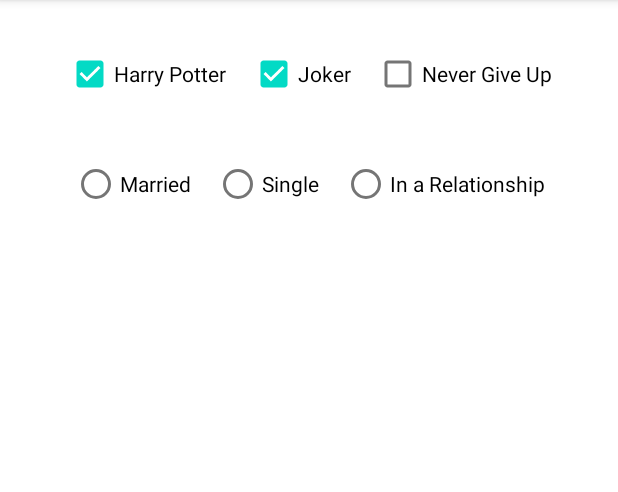
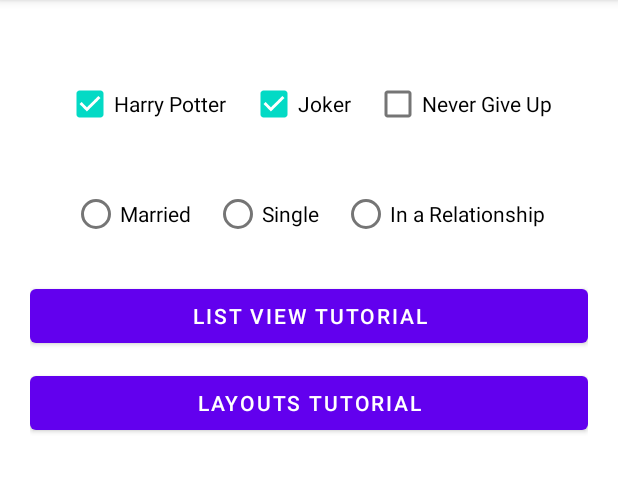
Before and after one commit to AsardeenCJ7/Android-MobileApp-Practicals, an Android app: the CheckBoxes screen opened directly, with no data from a screen before it, on a phone screen of 412 x 824 dp, the part 84-576 px from its top. Run offline under Robolectric (Android 15) with nearby library versions, the phone set to English and light mode, and no system bars.

Commit message:
list view and layouts

```diff
--- a/app/src/main/java/com/example/androidappdevelopment_i/CheckBoxes.java
+++ b/app/src/main/java/com/example/androidappdevelopment_i/CheckBoxes.java
@@ -2,7 +2,10 @@ package com.example.androidappdevelopment_i;
 
 import androidx.appcompat.app.AppCompatActivity;
 
+import android.content.Intent;
 import android.os.Bundle;
+import android.view.View;
+import android.widget.Button;
 import android.widget.CheckBox;
 import android.widget.CompoundButton;
 import android.widget.RadioGroup;
@@ -12,6 +15,7 @@ public class CheckBoxes extends AppCompatActivity {
 
     private CheckBox check1,check2,check3;
     private RadioGroup rgMaritalStatus;
+    private Button btnList;
 
     @Override
     protected void onCreate(Bundle savedInstanceState) {
@@ -21,7 +25,7 @@ public class CheckBoxes extends AppCompatActivity {
      check1 = findViewById(R.id.checkbox1);
      check2=findViewById(R.id.checkbox2);
      check3 =findViewById(R.id.checkbox3);
-
+btnList = findViewById(R.id.btnListView);
      rgMaritalStatus = findViewById(R.id.rgMaritalStatus);
 
      rgMaritalStatus.setOnCheckedChangeListener(new RadioGroup.OnCheckedChangeListener() {
@@ -83,6 +87,15 @@ public class CheckBoxes extends AppCompatActivity {
         });
 
 
+        btnList.setOnClickListener(new View.OnClickListener() {
+            @Override
+            public void onClick(View view) {
+                Intent listView = new Intent(CheckBoxes.this, ListViews.class);
+                startActivity(listView);
+            }
+        });
+
+
     }
 
 }
--- a/app/src/main/res/layout/activity_check_box.xml
+++ b/app/src/main/res/layout/activity_check_box.xml
@@ -4,6 +4,7 @@
     xmlns:tools="http://schemas.android.com/tools"
     android:layout_width="match_parent"
     android:layout_height="match_parent"
+    android:padding="20dp"
     tools:context=".CheckBoxes">
 
   <RelativeLayout
@@ -41,8 +42,6 @@
         android:layout_marginLeft="15dp"/>
 
   </RelativeLayout>
-
-
     <RadioGroup
         android:id="@+id/rgMaritalStatus"
         android:layout_width="wrap_content"
@@ -77,4 +76,29 @@
 
 
     </RadioGroup>
+
+    <RelativeLayout
+        android:layout_width="wrap_content"
+        android:layout_height="wrap_content"
+        android:layout_below="@+id/rgMaritalStatus"
+        android:layout_marginTop="20dp">
+
+        <Button
+            android:id="@+id/btnListView"
+            android:layout_width="match_parent"
+            android:layout_height="wrap_content"
+            android:text="List View Tutorial"/>
+
+        <Button
+            android:id="@+id/btnLayouts"
+            android:layout_width="match_parent"
+            android:layout_height="wrap_content"
+            android:layout_below="@+id/btnListView"
+            android:layout_marginTop="10dp"
+            android:text="Layouts Tutorial"/>
+
+    </RelativeLayout>
+
+
+
 </RelativeLayout>
```
Also changed, not shown: app/src/main/AndroidManifest.xml (+14 -0 lines), app/src/main/java/com/example/androidappdevelopment_i/LayoutsTutorial.java (added, +14 -0 lines), app/src/main/java/com/example/androidappdevelopment_i/ListViews.java (added, +61 -0 lines), app/src/main/res/layout/activity_layouts_tutorial.xml (added, +21 -0 lines), app/src/main/res/layout/activity_list_views.xml (added, +15 -0 lines).
